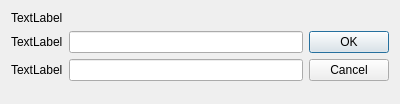
Before: the Qt Designer form cpp/client/prescrit-client/lockscreen/logindialogwindow.ui in xavier-berthiaume/prescrit, drawn with Qt 5.
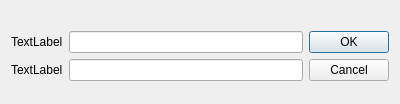
After: the same form once the commit is applied.

Commit message: Starting work on ORM implementation

What changed in the file:
```diff
--- a/cpp/client/prescrit-client/lockscreen/logindialogwindow.ui
+++ b/cpp/client/prescrit-client/lockscreen/logindialogwindow.ui
@@ -17,7 +17,7 @@
    <item>
     <widget class="QLabel" name="label_3">
      <property name="text">
-      <string>TextLabel</string>
+      <string/>
      </property>
     </widget>
    </item>
```
Left out of the diff: 2 changed lines with no effect on the pictures. The commit also changes 2 other files.
